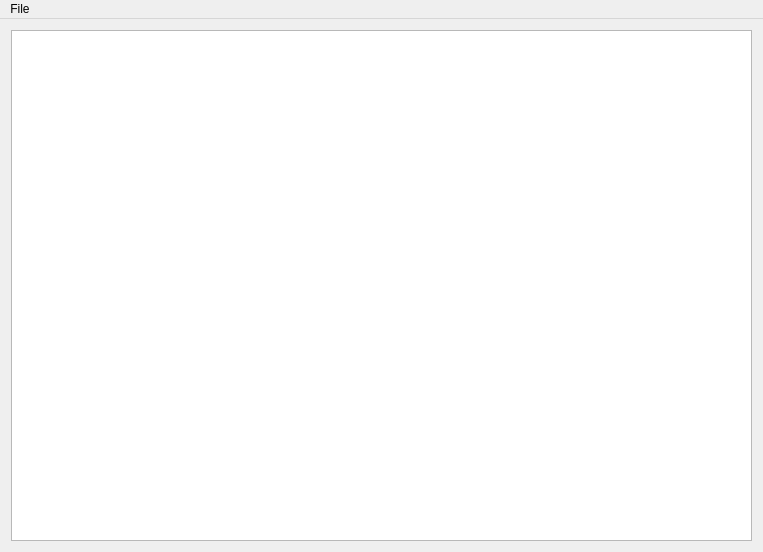
First picture: the form in kdecore/auth/example/mainwindow.ui, repository KDE/kdelibs, before the edit.
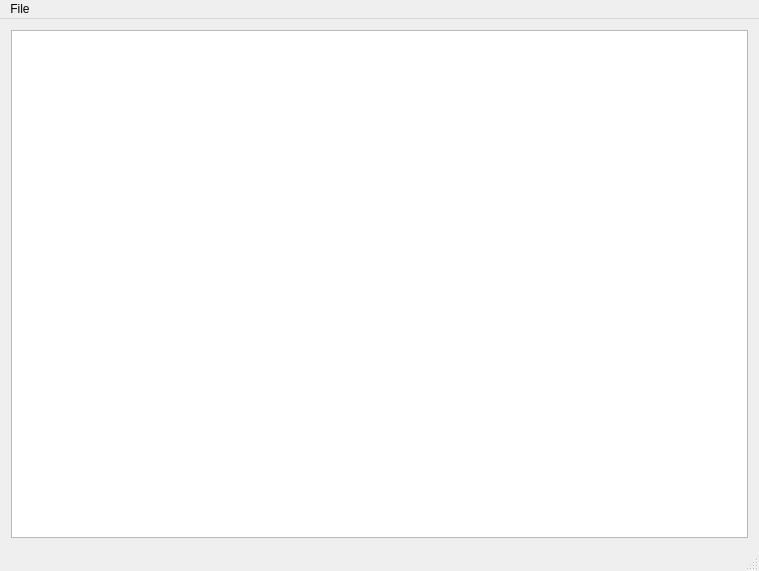
Second picture: the form after the edit.

The edit to the form file:
```diff
--- a/kdecore/auth/example/mainwindow.ui
+++ b/kdecore/auth/example/mainwindow.ui
@@ -6,8 +6,8 @@
    <rect>
     <x>0</x>
     <y>0</y>
-    <width>763</width>
-    <height>552</height>
+    <width>759</width>
+    <height>571</height>
    </rect>
   </property>
   <property name="windowTitle">
@@ -25,7 +25,7 @@
     <rect>
      <x>0</x>
      <y>0</y>
-     <width>763</width>
+     <width>759</width>
      <height>24</height>
     </rect>
    </property>
@@ -38,6 +38,7 @@
    </widget>
    <addaction name="menuFile"/>
   </widget>
+  <widget class="QStatusBar" name="statusBar"/>
   <action name="actionOpen">
    <property name="text">
     <string>Open</string>
```
Left out of the diff: 12 changed lines with no effect on the pictures.
